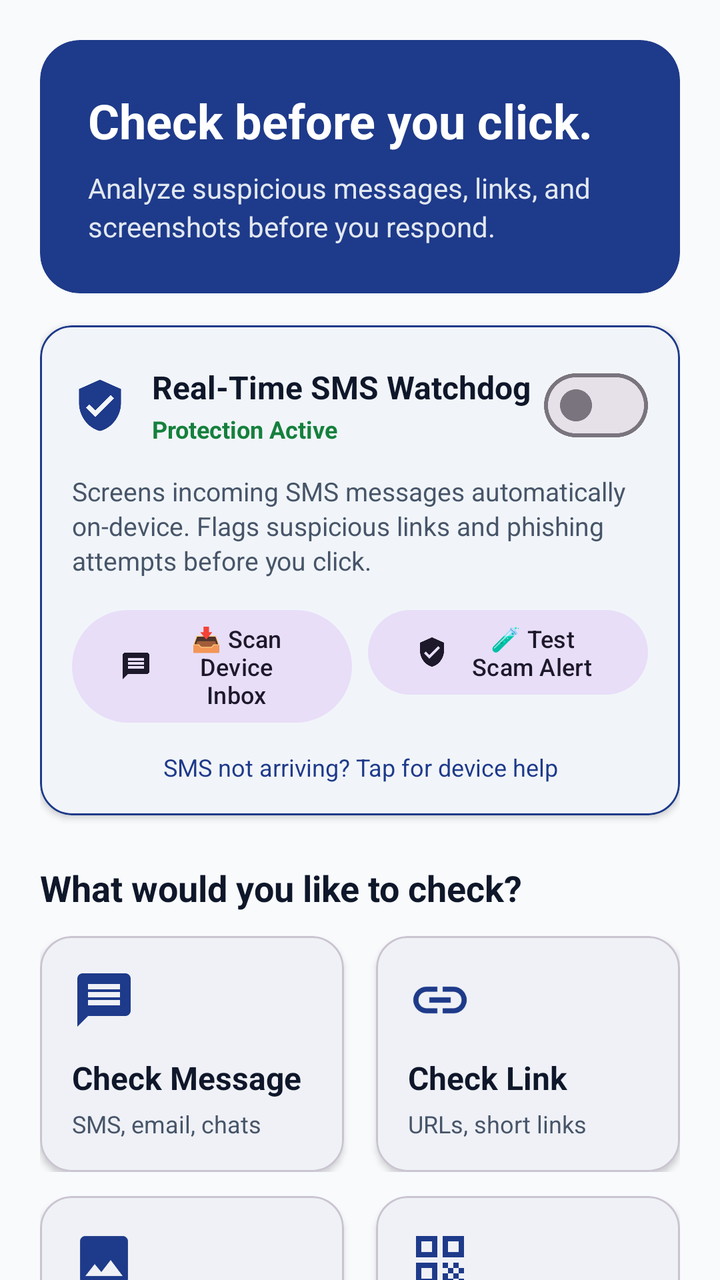
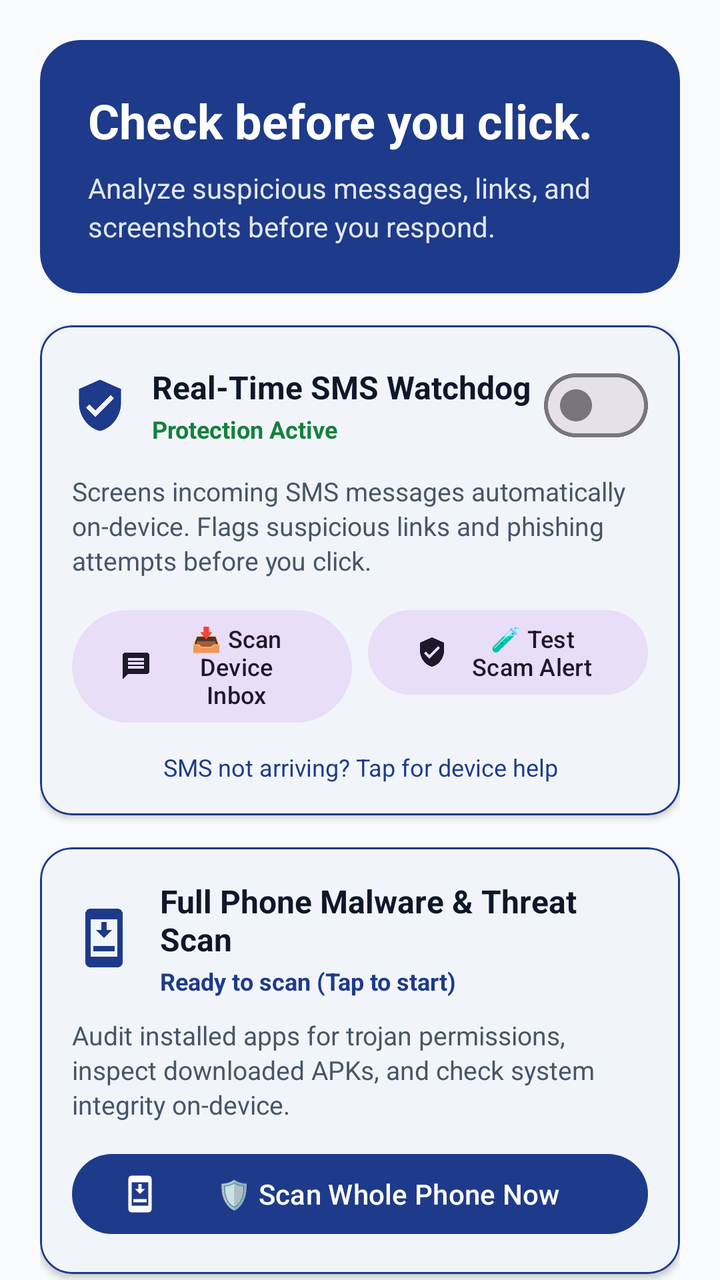

Compare the two renders of this Android layout. The source of the first and the diff that turns it into the second are given below.
<!-- AndroidManifest.xml: application theme Theme.ScamShield -->
<!-- res/layout/fragment_home.xml -->
<?xml version="1.0" encoding="utf-8"?>
<androidx.core.widget.NestedScrollView xmlns:android="http://schemas.android.com/apk/res/android"
    xmlns:app="http://schemas.android.com/apk/res-auto"
    android:layout_width="match_parent"
    android:layout_height="match_parent"
    android:fillViewport="true">

    <LinearLayout
        android:layout_width="match_parent"
        android:layout_height="wrap_content"
        android:orientation="vertical"
        android:padding="20dp">

        
        <com.google.android.material.card.MaterialCardView
            android:layout_width="match_parent"
            android:layout_height="wrap_content"
            app:cardCornerRadius="20dp"
            app:cardElevation="0dp"
            app:strokeWidth="0dp"
            app:cardBackgroundColor="@color/brand_primary">

            <LinearLayout
                android:layout_width="match_parent"
                android:layout_height="wrap_content"
                android:orientation="vertical"
                android:padding="24dp">

                <TextView
                    android:layout_width="match_parent"
                    android:layout_height="wrap_content"
                    android:text="@string/home_hero_title"
                    android:textSize="24sp"
                    android:textStyle="bold"
                    android:textColor="@color/white" />

                <TextView
                    android:layout_width="match_parent"
                    android:layout_height="wrap_content"
                    android:layout_marginTop="8dp"
                    android:text="@string/home_hero_subtitle"
                    android:textSize="14sp"
                    android:lineSpacingExtra="3dp"
                    android:textColor="#E2E8F0" />
            </LinearLayout>
        </com.google.android.material.card.MaterialCardView>

        
        <com.google.android.material.card.MaterialCardView
            android:id="@+id/card_sms_watchdog"
            android:layout_width="match_parent"
            android:layout_height="wrap_content"
            android:layout_marginTop="16dp"
            app:cardCornerRadius="16dp"
            app:cardElevation="2dp"
            app:strokeWidth="1dp"
            app:strokeColor="@color/brand_primary"
            app:cardBackgroundColor="@color/surface_variant_light">

            <LinearLayout
                android:layout_width="match_parent"
                android:layout_height="wrap_content"
                android:orientation="vertical"
                android:padding="16dp">

                <LinearLayout
                    android:layout_width="match_parent"
                    android:layout_height="wrap_content"
                    android:orientation="horizontal"
                    android:gravity="center_vertical">

                    <ImageView
                        android:layout_width="28dp"
                        android:layout_height="28dp"
                        android:src="@drawable/ic_shield_check"
                        app:tint="@color/brand_primary"
                        android:contentDescription="@null" />

                    <LinearLayout
                        android:layout_width="0dp"
                        android:layout_height="wrap_content"
                        android:layout_weight="1"
                        android:layout_marginStart="12dp"
                        android:orientation="vertical">

                        <TextView
                            android:layout_width="wrap_content"
                            android:layout_height="wrap_content"
                            android:text="@string/sms_shield_title"
                            android:textSize="16sp"
                            android:textStyle="bold"
                            android:textColor="@color/text_primary_light" />

                        <TextView
                            android:id="@+id/tv_sms_shield_status"
                            android:layout_width="wrap_content"
                            android:layout_height="wrap_content"
                            android:layout_marginTop="2dp"
                            android:text="@string/sms_shield_status_active"
                            android:textSize="12sp"
                            android:textStyle="bold"
                            android:textColor="@color/risk_low" />
                    </LinearLayout>

                    <com.google.android.material.materialswitch.MaterialSwitch
                        android:id="@+id/switch_sms_shield"
                        android:layout_width="wrap_content"
                        android:layout_height="wrap_content" />
                </LinearLayout>

                <TextView
                    android:layout_width="match_parent"
                    android:layout_height="wrap_content"
                    android:layout_marginTop="10dp"
                    android:text="@string/sms_shield_desc"
                    android:textSize="13sp"
                    android:lineSpacingExtra="2dp"
                    android:textColor="@color/text_secondary_light" />

                
                <LinearLayout
                    android:id="@+id/layout_permission_warning"
                    android:layout_width="match_parent"
                    android:layout_height="wrap_content"
                    android:orientation="vertical"
                    android:layout_marginTop="12dp"
                    android:padding="12dp"
                    android:background="@color/risk_suspicious_bg"
                    android:visibility="gone">

                    <TextView
                        android:id="@+id/tv_permission_warning_title"
                        android:layout_width="match_parent"
                        android:layout_height="wrap_content"
                        android:text="⚠️ SMS Permissions Required"
                        android:textSize="13sp"
                        android:textStyle="bold"
                        android:textColor="@color/risk_high" />

                    <TextView
                        android:id="@+id/tv_permission_warning_desc"
                        android:layout_width="match_parent"
                        android:layout_height="wrap_content"
                        android:layout_marginTop="2dp"
                        android:text="Allow SMS permissions so ScamShield can automatically screen and score incoming text messages on-device."
                        android:textSize="12sp"
                        android:textColor="@color/text_primary_light" />

                    <LinearLayout
                        android:layout_width="match_parent"
                        android:layout_height="wrap_content"
                        android:layout_marginTop="8dp"
                        android:orientation="horizontal">

                        <com.google.android.material.button.MaterialButton
                            android:id="@+id/btn_grant_permissions"
                            style="@style/Widget.Material3.Button"
                            android:layout_width="0dp"
                            android:layout_height="wrap_content"
                            android:layout_weight="1"
                            android:text="Grant Permissions"
                            android:textSize="12sp"
                            android:layout_marginEnd="4dp" />

                        <com.google.android.material.button.MaterialButton
                            android:id="@+id/btn_open_app_settings"
                            style="@style/Widget.Material3.Button.OutlinedButton"
                            android:layout_width="0dp"
                            android:layout_height="wrap_content"
                            android:layout_weight="1"
                            android:text="App Settings"
                            android:textSize="12sp"
                            android:layout_marginStart="4dp" />
                    </LinearLayout>
                </LinearLayout>

                
                <LinearLayout
                    android:layout_width="match_parent"
                    android:layout_height="wrap_content"
                    android:orientation="horizontal"
                    android:layout_marginTop="12dp">

                    <com.google.android.material.button.MaterialButton
                        android:id="@+id/btn_scan_inbox_sms"
                        style="@style/Widget.Material3.Button.TonalButton"
                        android:layout_width="0dp"
                        android:layout_height="wrap_content"
                        android:layout_weight="1"
                        android:text="@string/sms_shield_btn_scan_inbox"
                        android:textSize="12sp"
                        android:layout_marginEnd="4dp"
                        app:icon="@drawable/ic_action_message"
                        app:iconSize="16dp" />

                    <com.google.android.material.button.MaterialButton
                        android:id="@+id/btn_simulate_sms"
                        style="@style/Widget.Material3.Button.TonalButton"
                        android:layout_width="0dp"
                        android:layout_height="wrap_content"
                        android:layout_weight="1"
                        android:text="@string/sms_shield_btn_simulate"
                        android:textSize="12sp"
                        android:layout_marginStart="4dp"
                        app:icon="@drawable/ic_shield_check"
                        app:iconSize="16dp" />
                </LinearLayout>

                
                <TextView
                    android:id="@+id/tv_sms_troubleshoot"
                    android:layout_width="match_parent"
                    android:layout_height="wrap_content"
                    android:layout_marginTop="10dp"
                    android:gravity="center"
                    android:text="@string/sms_shield_troubleshoot_link"
                    android:textSize="12sp"
                    android:textColor="@color/brand_primary"
                    android:clickable="true"
                    android:focusable="true" />

            </LinearLayout>
        </com.google.android.material.card.MaterialCardView>

        
        <TextView
            android:layout_width="match_parent"
            android:layout_height="wrap_content"
            android:layout_marginTop="24dp"
            android:layout_marginBottom="12dp"
            android:text="@string/home_section_actions"
            android:textSize="18sp"
            android:textStyle="bold"
            android:textColor="@color/text_primary_light" />

        
        
        <LinearLayout
            android:layout_width="match_parent"
            android:layout_height="wrap_content"
            android:orientation="horizontal">

            
            <com.google.android.material.card.MaterialCardView
                android:id="@+id/card_action_message"
                android:layout_width="0dp"
                android:layout_height="wrap_content"
                android:layout_weight="1"
                android:layout_marginEnd="8dp"
                app:cardCornerRadius="16dp"
                app:cardElevation="2dp"
                android:clickable="true"
                android:focusable="true">

                <LinearLayout
                    android:layout_width="match_parent"
                    android:layout_height="wrap_content"
                    android:orientation="vertical"
                    android:padding="16dp">

                    <ImageView
                        android:layout_width="32dp"
                        android:layout_height="32dp"
                        android:src="@drawable/ic_action_message"
                        android:contentDescription="@null" />

                    <TextView
                        android:layout_width="match_parent"
                        android:layout_height="wrap_content"
                        android:layout_marginTop="12dp"
                        android:text="@string/action_check_message"
                        android:textSize="16sp"
                        android:textStyle="bold"
                        android:textColor="@color/text_primary_light" />

                    <TextView
                        android:layout_width="match_parent"
                        android:layout_height="wrap_content"
                        android:layout_marginTop="4dp"
                        android:text="SMS, email, chats"
                        android:textSize="12sp"
                        android:textColor="@color/text_secondary_light" />
                </LinearLayout>
            </com.google.android.material.card.MaterialCardView>

            
            <com.google.android.material.card.MaterialCardView
                android:id="@+id/card_action_link"
                android:layout_width="0dp"
                android:layout_height="wrap_content"
                android:layout_weight="1"
                android:layout_marginStart="8dp"
                app:cardCornerRadius="16dp"
                app:cardElevation="2dp"
                android:clickable="true"
                android:focusable="true">

                <LinearLayout
                    android:layout_width="match_parent"
                    android:layout_height="wrap_content"
                    android:orientation="vertical"
                    android:padding="16dp">

                    <ImageView
                        android:layout_width="32dp"
                        android:layout_height="32dp"
                        android:src="@drawable/ic_action_link"
                        android:contentDescription="@null" />

                    <TextView
                        android:layout_width="match_parent"
                        android:layout_height="wrap_content"
                        android:layout_marginTop="12dp"
                        android:text="@string/action_check_link"
                        android:textSize="16sp"
                        android:textStyle="bold"
                        android:textColor="@color/text_primary_light" />

                    <TextView
                        android:layout_width="match_parent"
                        android:layout_height="wrap_content"
                        android:layout_marginTop="4dp"
                        android:text="URLs, short links"
                        android:textSize="12sp"
                        android:textColor="@color/text_secondary_light" />
                </LinearLayout>
            </com.google.android.material.card.MaterialCardView>
        </LinearLayout>

        
        <LinearLayout
            android:layout_width="match_parent"
            android:layout_height="wrap_content"
            android:orientation="horizontal"
            android:layout_marginTop="12dp">

            
            <com.google.android.material.card.MaterialCardView
                android:id="@+id/card_action_screenshot"
                android:layout_width="0dp"
                android:layout_height="wrap_content"
                android:layout_weight="1"
                android:layout_marginEnd="8dp"
                app:cardCornerRadius="16dp"
                app:cardElevation="2dp"
                android:clickable="true"
                android:focusable="true">

                <LinearLayout
                    android:layout_width="match_parent"
                    android:layout_height="wrap_content"
                    android:orientation="vertical"
                    android:padding="16dp">

                    <ImageView
                        android:layout_width="32dp"
                        android:layout_height="32dp"
                        android:src="@drawable/ic_action_screenshot"
                        android:contentDescription="@null" />

                    <TextView
                        android:layout_width="match_parent"
                        android:layout_height="wrap_content"
                        android:layout_marginTop="12dp"
                        android:text="@string/action_scan_screenshot"
                        android:textSize="16sp"
                        android:textStyle="bold"
                        android:textColor="@color/text_primary_light" />

                    <TextView
                        android:layout_width="match_parent"
                        android:layout_height="wrap_content"
                        android:layout_marginTop="4dp"
                        android:text="OCR from gallery"
                        android:textSize="12sp"
                        android:textColor="@color/text_secondary_light" />
                </LinearLayout>
            </com.google.android.material.card.MaterialCardView>

            
            <com.google.android.material.card.MaterialCardView
                android:id="@+id/card_action_qr"
                android:layout_width="0dp"
                android:layout_height="wrap_content"
                android:layout_weight="1"
                android:layout_marginStart="8dp"
                app:cardCornerRadius="16dp"
                app:cardElevation="2dp"
                android:clickable="true"
                android:focusable="true">

                <LinearLayout
                    android:layout_width="match_parent"
                    android:layout_height="wrap_content"
                    android:orientation="vertical"
                    android:padding="16dp">

                    <ImageView
                        android:layout_width="32dp"
                        android:layout_height="32dp"
                        android:src="@drawable/ic_action_qr"
                        android:contentDescription="@null" />

                    <TextView
                        android:layout_width="match_parent"
                        android:layout_height="wrap_content"
                        android:layout_marginTop="12dp"
                        android:text="@string/action_scan_qr"
                        android:textSize="16sp"
                        android:textStyle="bold"
                        android:textColor="@color/text_primary_light" />

                    <TextView
                        android:layout_width="match_parent"
                        android:layout_height="wrap_content"
                        android:layout_marginTop="4dp"
                        android:text="Safe destination view"
                        android:textSize="12sp"
                        android:textColor="@color/text_secondary_light" />
                </LinearLayout>
            </com.google.android.material.card.MaterialCardView>
        </LinearLayout>

        
        <com.google.android.material.card.MaterialCardView
            android:layout_width="match_parent"
            android:layout_height="wrap_content"
            android:layout_marginTop="20dp"
            app:cardCornerRadius="16dp"
            app:cardElevation="1dp"
            app:cardBackgroundColor="@color/surface_variant_light">

            <LinearLayout
                android:layout_width="match_parent"
                android:layout_height="wrap_content"
                android:orientation="vertical"
                android:padding="16dp">

                <TextView
                    android:layout_width="match_parent"
                    android:layout_height="wrap_content"
                    android:text="@string/home_security_tip_title"
                    android:textSize="14sp"
                    android:textStyle="bold"
                    android:textColor="@color/brand_primary" />

                <TextView
                    android:layout_width="match_parent"
                    android:layout_height="wrap_content"
                    android:layout_marginTop="4dp"
                    android:text="@string/home_security_tip_content"
                    android:textSize="13sp"
                    android:textColor="@color/text_secondary_light" />
            </LinearLayout>
        </com.google.android.material.card.MaterialCardView>

        
        <TextView
            android:layout_width="match_parent"
            android:layout_height="wrap_content"
            android:layout_marginTop="24dp"
            android:layout_marginBottom="12dp"
            android:text="@string/home_recent_scans"
            android:textSize="18sp"
            android:textStyle="bold"
            android:textColor="@color/text_primary_light" />

        
        <LinearLayout
            android:id="@+id/layout_empty_scans"
            android:layout_width="match_parent"
            android:layout_height="wrap_content"
            android:orientation="vertical"
            android:gravity="center"
            android:padding="28dp"
            android:visibility="gone">

            <ImageView
                android:layout_width="48dp"
                android:layout_height="48dp"
                android:src="@drawable/ic_shield_check"
                app:tint="@color/text_tertiary_light"
                android:contentDescription="@null" />

            <TextView
                android:layout_width="wrap_content"
                android:layout_height="wrap_content"
                android:layout_marginTop="12dp"
                android:text="@string/home_empty_scans"
                android:textSize="16sp"
                android:textStyle="bold"
                android:textColor="@color/text_primary_light" />

            <TextView
                android:layout_width="wrap_content"
                android:layout_height="wrap_content"
                android:layout_marginTop="4dp"
                android:text="@string/home_empty_scans_sub"
                android:textSize="13sp"
                android:textColor="@color/text_secondary_light"
                android:textAlignment="center" />
        </LinearLayout>

        
        <androidx.recyclerview.widget.RecyclerView
            android:id="@+id/rv_recent_scans"
            android:layout_width="match_parent"
            android:layout_height="wrap_content"
            android:nestedScrollingEnabled="false" />

    </LinearLayout>
</androidx.core.widget.NestedScrollView>
<!-- resources referenced by this layout -->
<resources>
  <color name="brand_primary">#1E3A8A</color>
  <color name="risk_high">#B91C1C</color>
  <color name="risk_low">#15803D</color>
  <color name="risk_suspicious_bg">#FFEDD5</color>
  <color name="surface_variant_light">#F1F5F9</color>
  <color name="text_primary_light">#0F172A</color>
  <color name="text_secondary_light">#475569</color>
  <color name="text_tertiary_light">#94A3B8</color>
  <color name="white">#FFFFFF</color>
  <string name="action_check_link">Check Link</string>
  <string name="action_check_message">Check Message</string>
  <string name="action_scan_qr">Scan QR Code</string>
  <string name="action_scan_screenshot">Scan Screenshot</string>
  <string name="home_empty_scans">You haven\'t checked anything yet.</string>
  <string name="home_empty_scans_sub">Submit a message, link, or image to start protecting yourself.</string>
  <string name="home_hero_subtitle">Analyze suspicious messages, links, and screenshots before you respond.</string>
  <string name="home_hero_title">Check before you click.</string>
  <string name="home_recent_scans">Recent Scans</string>
  <string name="home_section_actions">What would you like to check?</string>
  <string name="home_security_tip_content">Legitimate institutions will never pressure you to transfer funds or purchase gift cards to resolve an account issue.</string>
  <string name="home_security_tip_title">Daily Security Tip</string>
  <string name="sms_shield_btn_scan_inbox">📥 Scan Device Inbox</string>
  <string name="sms_shield_btn_simulate">🧪 Test Scam Alert</string>
  <string name="sms_shield_desc">Screens incoming SMS messages automatically on-device. Flags suspicious links and phishing attempts before you click.</string>
  <string name="sms_shield_status_active">Protection Active</string>
  <string name="sms_shield_title">Real-Time SMS Watchdog</string>
  <string name="sms_shield_troubleshoot_link">SMS not arriving? Tap for device help</string>
  <color name="brand_primary_variant">#172554</color>
  <color name="brand_secondary">#0D9488</color>
  <color name="color_bg">#F8FAFC</color>
  <color name="color_surface">#FFFFFF</color>
  <color name="color_surface_variant">#F1F5F9</color>
  <color name="color_text_primary">#0F172A</color>
  <color name="color_text_secondary">#475569</color>
  <color name="color_text_tertiary">#94A3B8</color>
  <color name="color_input_text">#000000</color>
  <style name="Widget.ScamShield.CardView" parent="Widget.Material3.CardView.Elevated">
          <item name="cardCornerRadius">16dp</item>
          <item name="cardElevation">2dp</item>
          <item name="cardBackgroundColor">@color/color_surface</item>
      </style>
  <style name="Widget.ScamShield.Button" parent="Widget.Material3.Button">
          <item name="android:minHeight">48dp</item>
          <item name="cornerRadius">12dp</item>
          <item name="android:textAllCaps">false</item>
          <item name="android:fontFamily">sans-serif-medium</item>
      </style>
  <!-- unchanged entries left out for length: 6 -->
</resources>

<!-- the commit's change to res/layout/fragment_home.xml (unified diff, before → after) -->
@@ -223,6 +223,88 @@
         </com.google.android.material.card.MaterialCardView>
 
         
+        <com.google.android.material.card.MaterialCardView
+            android:id="@+id/card_device_scan"
+            android:layout_width="match_parent"
+            android:layout_height="wrap_content"
+            android:layout_marginTop="16dp"
+            app:cardCornerRadius="16dp"
+            app:cardElevation="2dp"
+            app:strokeWidth="1dp"
+            app:strokeColor="@color/brand_primary"
+            app:cardBackgroundColor="@color/surface_variant_light">
+
+            <LinearLayout
+                android:layout_width="match_parent"
+                android:layout_height="wrap_content"
+                android:orientation="vertical"
+                android:padding="16dp">
+
+                <LinearLayout
+                    android:layout_width="match_parent"
+                    android:layout_height="wrap_content"
+                    android:orientation="horizontal"
+                    android:gravity="center_vertical">
+
+                    <ImageView
+                        android:layout_width="32dp"
+                        android:layout_height="32dp"
+                        android:src="@drawable/ic_device_scan"
+                        app:tint="@color/brand_primary"
+                        android:contentDescription="@null" />
+
+                    <LinearLayout
+                        android:layout_width="0dp"
+                        android:layout_height="wrap_content"
+                        android:layout_weight="1"
+                        android:layout_marginStart="12dp"
+                        android:orientation="vertical">
+
+                        <TextView
+                            android:layout_width="wrap_content"
+                            android:layout_height="wrap_content"
+                            android:text="@string/home_device_scan_title"
+                            android:textSize="16sp"
+                            android:textStyle="bold"
+                            android:textColor="@color/text_primary_light" />
+
+                        <TextView
+                            android:id="@+id/tv_device_scan_status"
+                            android:layout_width="wrap_content"
+                            android:layout_height="wrap_content"
+                            android:layout_marginTop="2dp"
+                            android:text="@string/home_device_scan_status_never"
+                            android:textSize="12sp"
+                            android:textStyle="bold"
+                            android:textColor="@color/brand_primary" />
+                    </LinearLayout>
+                </LinearLayout>
+
+                <TextView
+                    android:layout_width="match_parent"
+                    android:layout_height="wrap_content"
+                    android:layout_marginTop="10dp"
+                    android:text="@string/home_device_scan_desc"
+                    android:textSize="13sp"
+                    android:lineSpacingExtra="2dp"
+                    android:textColor="@color/text_secondary_light" />
+
+                
+                <com.google.android.material.button.MaterialButton
+                    android:id="@+id/btn_start_device_scan"
+                    style="@style/Widget.Material3.Button"
+                    android:layout_width="match_parent"
+                    android:layout_height="wrap_content"
+                    android:layout_marginTop="12dp"
+                    android:text="@string/home_device_scan_btn"
+                    android:textSize="14sp"
+                    app:icon="@drawable/ic_device_scan"
+                    app:iconSize="20dp" />
+
+            </LinearLayout>
+        </com.google.android.material.card.MaterialCardView>
+
+        
         <TextView
             android:layout_width="match_parent"
             android:layout_height="wrap_content"
<!-- resource entries referenced after the edit -->
@@ -9,10 +9,24 @@
   <color name="text_secondary_light">#475569</color>
   <color name="text_tertiary_light">#94A3B8</color>
   <color name="white">#FFFFFF</color>
+  <!-- drawable ic_device_scan (drawable) -->
+  <vector xmlns:android="http://schemas.android.com/apk/res/android"
+      android:width="24dp"
+      android:height="24dp"
+      android:viewportWidth="24"
+      android:viewportHeight="24">
+      <path
+          android:fillColor="#FF000000"
+          android:pathData="M17,1.01L7,1c-1.1,0 -2,0.9 -2,2v18c0,1.1 0.9,2 2,2h10c1.1,0 2,-0.9 2,-2V3c0,-1.1 -0.9,-1.99 -2,-1.99zM17,19H7V5h10v14zM12,12l3,-3h-2V6h-2v3H9l3,3zm-4,5h8v-2H8v2z"/>
+  </vector>
   <string name="action_check_link">Check Link</string>
   <string name="action_check_message">Check Message</string>
   <string name="action_scan_qr">Scan QR Code</string>
   <string name="action_scan_screenshot">Scan Screenshot</string>
+  <string name="home_device_scan_btn">🛡️ Scan Whole Phone Now</string>
+  <string name="home_device_scan_desc">Audit installed apps for trojan permissions, inspect downloaded APKs, and check system integrity on-device.</string>
+  <string name="home_device_scan_status_never">Ready to scan (Tap to start)</string>
+  <string name="home_device_scan_title">Full Phone Malware &amp; Threat Scan</string>
   <string name="home_empty_scans">You haven\'t checked anything yet.</string>
   <string name="home_empty_scans_sub">Submit a message, link, or image to start protecting yourself.</string>
   <string name="home_hero_subtitle">Analyze suspicious messages, links, and screenshots before you respond.</string>
